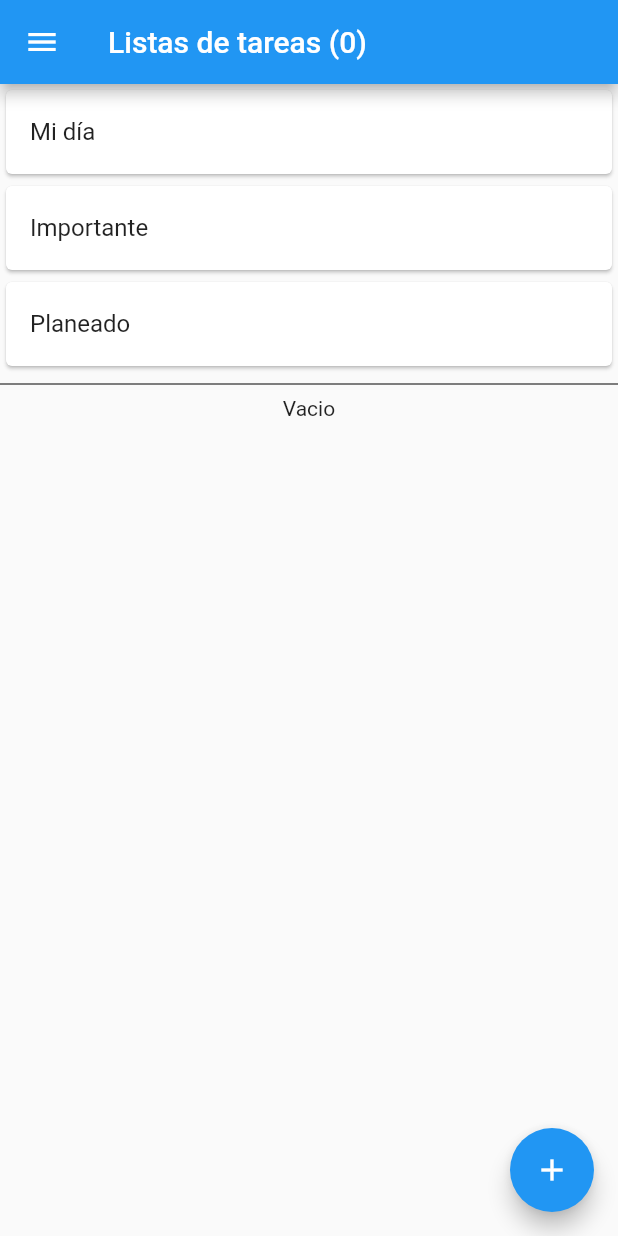
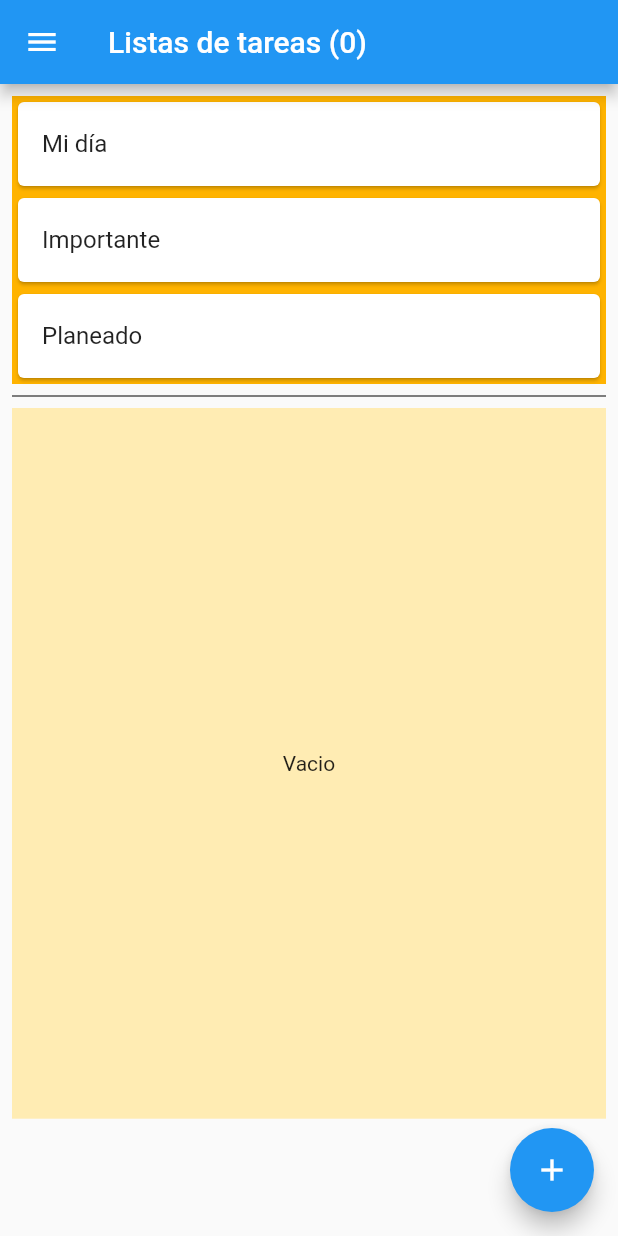
Before and after one commit to osvaldohdzm/actividades, a Flutter app: the ListsPage screen opened directly, on a phone screen of 412 x 824 dp. Run offline on Flutter 3.47's test engine with Material 2 defaults, Android fonts, the light colour scheme and no system bars; our stand-ins replace after_layout, circular_check_box, dotted_border, file_picker, flutter_local_notifications, flutter_markdown and 8 more; missing offline and left inert: flutter_list_drag_and_drop, mime_type; accounts and stored records are empty; generated files the repository leaves out were written again.

Commit message:
Add My day and Planed listview in task list

```diff
--- a/lib/views/lists-page.dart
+++ b/lib/views/lists-page.dart
@@ -410,9 +410,11 @@ class ListsPageState extends State<ListsPage> with AfterLayoutMixin<ListsPage> {
                             )
                           ],
                   ),
-                  body: SingleChildScrollView(
-                      child: Container(
-                          height: screenHeight,
+                  body: ListView(
+                    padding: const EdgeInsets.all(8),
+                    children: <Widget>[
+                      Container(
+                          color: Colors.amber[600],
                           child: Column(
                             children: [
                               Card(
@@ -448,16 +450,19 @@ class ListsPageState extends State<ListsPage> with AfterLayoutMixin<ListsPage> {
                                   ],
                                 ),
                               ),
-                              Divider(color: Colors.black),
-                              currentIndex == -1
-                                  ? Center(child: Text('Vacio'))
-                                  : viewMenu(
-                                      context,
-                                      listsnapshot.data,
-                                      setState,
-                                      listsnapshot.data[currentIndex]),
                             ],
-                          ))));
+                          )),
+                      Divider(color: Colors.black),
+                      Container(
+                        height: MediaQuery.of(context).size.width * 1.15,
+                        color: Colors.amber[100],
+                        child: currentIndex == -1
+                            ? Center(child: Text('Vacio'))
+                            : viewMenu(context, listsnapshot.data, setState,
+                                listsnapshot.data[currentIndex]),
+                      ),
+                    ],
+                  ));
             } else {
               return Center(child: CircularProgressIndicator());
             }
```
